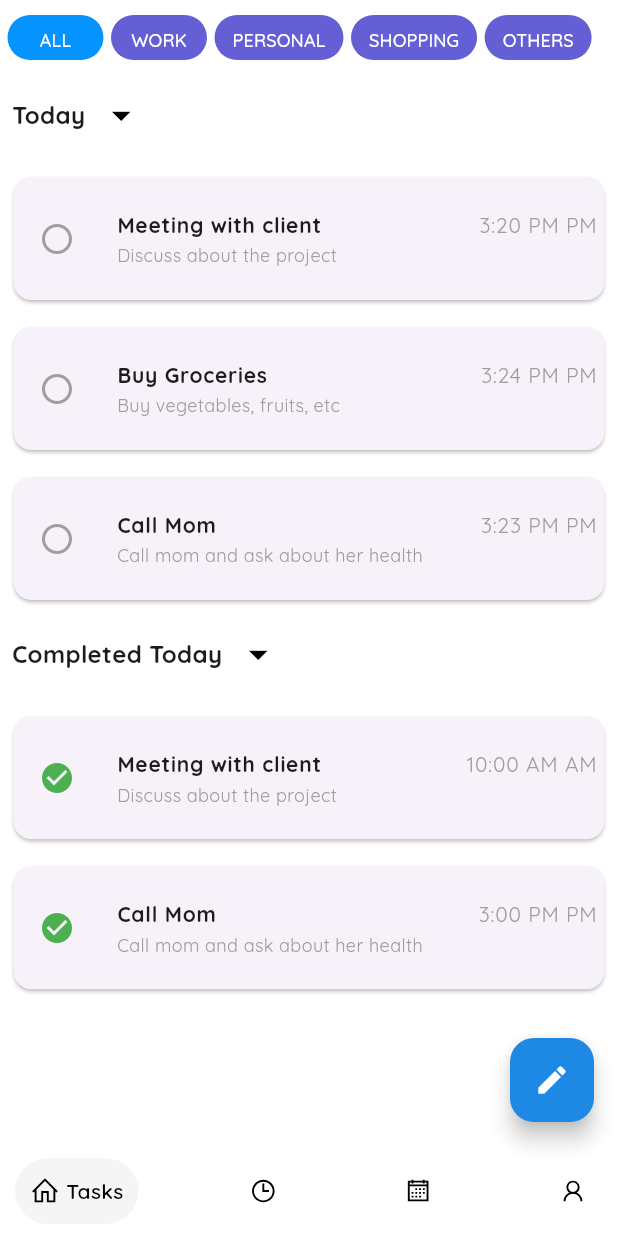
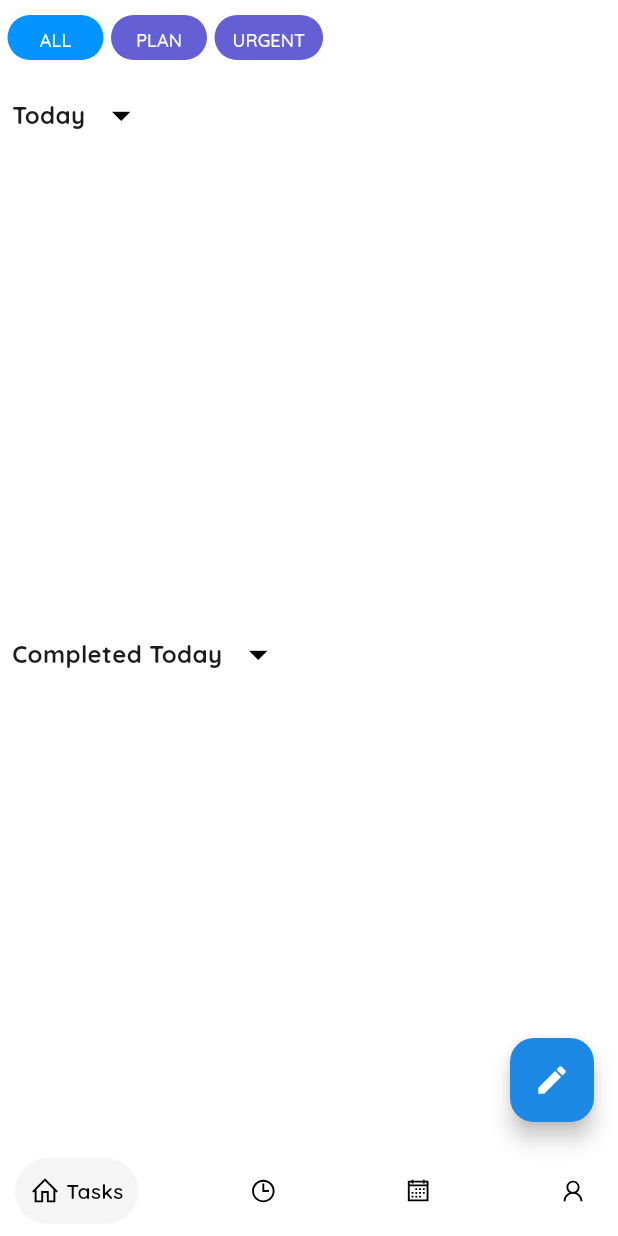
Before and after one commit to SamnangKong426/ussaa, a Flutter app: the screen it shows after launch, after a tap on "CONTINUE >>>", on a phone screen of 412 x 824 dp. Run offline on Flutter 3.47's test engine with Material 3 defaults, Android fonts, the light colour scheme and no system bars; drawn by our look-alikes of google_nav_bar; our stand-ins replace awesome_notifications, google_fonts, line_icons, sqflite, table_calendar; accounts and stored records are empty.

Commit message:
implement sqflite =)

```diff
--- a/lib/main.dart
+++ b/lib/main.dart
@@ -1,13 +1,16 @@
 import 'package:flutter/material.dart';
 import 'package:google_fonts/google_fonts.dart';
 import 'package:ussaa/screens/intro_screen.dart';
+import 'package:ussaa/services/database_service.dart';
 import 'package:ussaa/services/notification_service.dart';
 
 void main() async {
+  runApp(const MyApp());
+  /* Initialize Database */
+  await AppDatabase.instance.database;
   /* Initialize the notification service */
   WidgetsFlutterBinding.ensureInitialized();
   await NotificationService.initializeNotification();
-  runApp(const MyApp());
 }
 
 class MyApp extends StatelessWidget {
--- a/lib/models/task_model.dart
+++ b/lib/models/task_model.dart
@@ -1,86 +1,123 @@
 import 'package:flutter/material.dart';
-import 'package:uuid/uuid.dart';
 
-var uuid = Uuid();
+enum TaskType { today, planned, urgent }
 
-enum TaskCategory {
-  Work,
-  Personal,
-  Study,
-  Health,
+extension TaskTypeExtension on TaskType {
+  String get name {
+    switch (this) {
+      case TaskType.today:
+        return 'Today';
+      case TaskType.planned:
+        return 'Planned';
+      case TaskType.urgent:
+        return 'Urgent';
+      default:
+        return '';
+    }
+  }
+
+  static TaskType getTaskType(String taskType) {
+    switch (taskType) {
+      case 'Today':
+        return TaskType.today;
+      case 'Planned':
+        return TaskType.planned;
+      case 'Urgent':
+        return TaskType.urgent;
+      default:
+        return TaskType.today;
+    }
+  }
 }
 
-class TaskModel {
-  final String id;
+const String tableName = 'tasks';
+const String idField = '_id';
+const String titleField = 'title';
+const String descriptionField = 'description';
+const String dueDateField = 'due_date';
+const String taskTypeField = 'task_type';
+const String isDoneField = 'is_done';
+
+const List<String> TaskColumns = [
+  idField,
+  titleField,
+  descriptionField,
+  dueDateField,
+  taskTypeField,
+  isDoneField,
+];
+
+const String boolType = "BOOLEAN NOT NULL";
+const String idType = "INTEGER PRIMARY KEY AUTOINCREMENT";
+const String textTypeNullable = "TEXT";
+const String textType = "TEXT NOT NULL";
+
+class Task {
+  final int? id;
   final String title;
-  final String description;
-  final DateTime date;
-  final TimeOfDay startTime;
-  final TimeOfDay endTime;
-  final TaskCategory category;
-  bool isCompleted;
+  final String? description;
+  final DateTime dueDate;
+  final TaskType taskType;
+  final bool isDone;
 
-  TaskModel({
-    String? id,
+  const Task({
+    this.id,
     required this.title,
-    required this.description,
-    required this.date,
-    required this.startTime,
-    required this.endTime,
-    required this.category,
-    this.isCompleted = false,
-  }) : id = id ?? uuid.v4();
+    this.description,
+    required this.dueDate,
+    required this.taskType,
+    this.isDone = false,
+  });
+
+  static Task fromjson(Map<String, dynamic> json) {
+    return Task(
+      id: json[idField] as int?,
+      title: json[titleField] as String,
+      description: json[descriptionField] as String?,
+      dueDate: DateTime.parse(json[dueDateField] as String),
+      taskType: TaskTypeExtension.getTaskType(json[taskTypeField] as String),
+      isDone: json[isDoneField] == 1,
+    );
+  }
+
+  Map<String, dynamic> toJson() => {
+        idField: id,
+        titleField: title,
+        descriptionField: description,
+        dueDateField: dueDate.toIso8601String(),
+        taskTypeField: taskType.name,
+        isDoneField: isDone ? 1 : 0,
+      };
+
+  Task copyWith({
+    int? id,
+    String? title,
+    String? description,
+    DateTime? dueDate,
+    TaskType? taskType,
+    bool? isDone,
+  }) {
+    return Task(
+      id: id ?? this.id,
+      title: title ?? this.title,
+      description: description ?? this.description,
+      dueDate: dueDate ?? this.dueDate,
+      taskType: taskType ?? this.taskType,
+      isDone: isDone ?? this.isDone,
+    );
+  }
+
+  static Task fromJson(Map<String, dynamic> json) => Task(
+        id: json[idField] as int?,
+        title: json[titleField] as String,
+        description: json[descriptionField] as String?,
+        dueDate: DateTime.parse(json[dueDateField] as String),
+        taskType: TaskTypeExtension.getTaskType(json[taskTypeField] as String),
+        isDone: json[isDoneField] == 1,
+      );
 
   @override
   String toString() {
-    return 'TaskModel{id: $id, title: $title, description: $description, date: $date, startTime: $startTime, endTime: $endTime, category: $category, isCompleted: $isCompleted}';
+    return 'Task{id: $id, title: $title, description: $description, dueDate: $dueDate, taskType: $taskType, isDone: $isDone}';
   }
 }
-
-List<TaskModel> taskList = [
-  TaskModel(
-    title: 'Meeting with client',
-    description: 'Discuss about the project',
-    date: DateTime.now(),
-    startTime: TimeOfDay(hour: 15, minute: 20),
-    endTime: TimeOfDay(hour: 11, minute: 0),
-    category: TaskCategory.Work,
-    isCompleted: false,
-  ),
-  TaskModel(
-    title: 'Buy Groceries',
-    description: 'Buy vegetables, fruits, etc',
-    date: DateTime.now(),
-    startTime: TimeOfDay(hour: 15, minute: 24),
-    endTime: TimeOfDay(hour: 13, minute: 0),
-    category: TaskCategory.Personal,
-    isCompleted: false,
-  ),
-  TaskModel(
-    title: 'Call Mom',
-    description: 'Call mom and ask about her health',
-    date: DateTime.now(),
-    startTime: TimeOfDay(hour: 15, minute: 23),
-    endTime: TimeOfDay(hour: 15, minute: 30),
-    category: TaskCategory.Personal,
-    isCompleted: false,
-  ),
-  TaskModel(
-    title: 'Meeting with client',
-    description: 'Discuss about the project',
-    date: DateTime.now(),
-    startTime: TimeOfDay(hour: 10, minute: 0),
-    endTime: TimeOfDay(hour: 11, minute: 0),
-    category: TaskCategory.Work,
-    isCompleted: true,
-  ),
-  TaskModel(
-    title: 'Call Mom',
-    description: 'Call mom and ask about her health',
-    date: DateTime.now(),
-    startTime: TimeOfDay(hour: 15, minute: 0),
-    endTime: TimeOfDay(hour: 15, minute: 30),
-    category: TaskCategory.Personal,
-    isCompleted: true,
-  ),
-];
--- a/lib/screens/calendar_screen.dart
+++ b/lib/screens/calendar_screen.dart
@@ -20,12 +20,12 @@ class _CalendarScreenState extends State<CalendarScreen> {
   @override
   Widget build(BuildContext context) {
     return Padding(
-      padding: const EdgeInsets.all(20),
+      padding: const EdgeInsets.all(8),
       child: Column(
         crossAxisAlignment: CrossAxisAlignment.start,
         children: [
           const Text('< Calendar >',
-              style: TextStyle(fontSize: 24, fontWeight: FontWeight.bold)),
+              style: TextStyle(fontSize: 16, fontWeight: FontWeight.bold)),
           const SizedBox(height: 16),
           TableCalendar(
             locale: 'en_US',
--- a/lib/screens/home_screen.dart
+++ b/lib/screens/home_screen.dart
@@ -2,6 +2,7 @@ import 'package:flutter/material.dart';
 import 'package:ussaa/models/task_model.dart';
 import 'package:ussaa/screens/task_screen.dart';
 import 'package:ussaa/screens/timer_screen.dart';
+import 'package:ussaa/services/database_service.dart';
 import 'package:ussaa/widgets/new_task.dart';
 import 'package:google_nav_bar/google_nav_bar.dart';
 import 'package:line_icons/line_icons.dart';
@@ -17,19 +18,29 @@ class HomeScreen extends StatefulWidget {
 
 class _HomeScreenState extends State<HomeScreen> {
   int _selectedIndex = 0;
-  final List<TaskModel> _taskList = taskList;
+  List<Task> tasks = [];
+  final AppDatabase db = AppDatabase.instance;
+
+  @override
+  void initState() {
+    super.initState();
+    refreshTaskList();
+  }
+
+  Future<void> refreshTaskList() async {
+    final List<Task?> taskList = await db.readAllTasks();
+    setState(() {
+      tasks = taskList.where((task) => task != null).cast<Task>().toList();
+      _screenList[0] = TaskScreen(taskList: tasks);
+    });
+  }
+
   final List<Widget> _screenList = [
-    TaskScreen(taskList: taskList),
+    const TaskScreen(taskList: []),
     const TimerScreen(),
     const CalendarScreen(),
     ProfileScreen(),
   ];
-
-  void _updateScreenList() {
-    setState(() {
-      _screenList[0] = TaskScreen(taskList: _taskList);
-    });
-  }
 
   @override
   Widget build(BuildContext context) {
@@ -39,44 +50,39 @@ class _HomeScreenState extends State<HomeScreen> {
           index: _selectedIndex,
           children: _screenList,
         ),
-        bottomNavigationBar: BottomNavBar(),
-        floatingActionButton: _selectedIndex == 0
-            ? FloatingActionButton(
-                backgroundColor: Colors.blue.shade600,
-                onPressed: _createTask,
-                child: const Icon(Icons.create, color: Colors.white),
-              )
-            : null,
+        bottomNavigationBar: _buildBottomNavBar(),
+        floatingActionButton: _selectedIndex == 0 ? _buildAddTaskButton() : null,
       ),
     );
   }
 
-  Future<void> _createTask() async {
-    TaskModel task = TaskModel(
+  Widget _buildAddTaskButton() {
+    return FloatingActionButton(
+      backgroundColor: Colors.blue.shade600,
+      onPressed: () async {
+        Task task = Task(
           title: '',
           description: '',
-      category: TaskCategory.Work,
-      date: DateTime.now(),
-      startTime: TimeOfDay.now(),
-      endTime: TimeOfDay.now(),
+          taskType: TaskType.today,
+          dueDate: DateTime.now(),
         );
-    final result = await Navigator.push<TaskModel>(
+        final result = await Navigator.push<Task>(
             context,
             MaterialPageRoute(
                 builder: (context) => NewTask(
                       taskmode: TaskMode.creating,
                       task: task,
                     )));
-    print(result);
         if (result != null) {
-      setState(() {
-        _taskList.add(result);
-        _updateScreenList();
-      });
+          await db.createTask(result);
+          await refreshTaskList();
         }
+      },
+      child: const Icon(Icons.create, color: Colors.white),
+    );
   }
 
-  BottomNavBar() {
+  Widget _buildBottomNavBar() {
     return Padding(
       padding: const EdgeInsets.symmetric(horizontal: 10.0, vertical: 8),
       child: GNav(
--- a/lib/screens/profile_screen.dart
+++ b/lib/screens/profile_screen.dart
@@ -16,7 +16,7 @@ class ProfileScreen extends StatelessWidget {
       var task = entry.value;
       return Expanded(
         child: Container(
-          padding: const EdgeInsets.all(20),
+          padding: const EdgeInsets.all(8),
           margin: EdgeInsets.only(right: i < tasksOverview.length - 1 ? 10 : 0),
           decoration: BoxDecoration(
             color: task['color'],
@@ -26,9 +26,9 @@ class ProfileScreen extends StatelessWidget {
             children: [
               Text(task['count'],
                   style: const TextStyle(
-                      fontSize: 24, fontWeight: FontWeight.bold)),
+                      fontSize: 12, fontWeight: FontWeight.bold)),
               const SizedBox(height: 10),
-              Text(task['title'], style: const TextStyle(fontSize: 16)),
+              Text(task['title'], style: const TextStyle(fontSize: 12)),
             ],
           ),
         ),
@@ -47,17 +47,17 @@ class ProfileScreen extends StatelessWidget {
             child: Image.asset(avatarImg),
           ),
         ),
-        const SizedBox(width: 20),
+        const SizedBox(width: 10),
         const Expanded(
           child: Column(
             crossAxisAlignment: CrossAxisAlignment.start,
             children: [
               Text(
                 'John Doe',
-                style: TextStyle(fontSize: 20, fontWeight: FontWeight.bold),
+                style: TextStyle(fontSize: 16, fontWeight: FontWeight.bold),
               ),
               SizedBox(height: 10),
-              Text('Nothing is impossible', style: TextStyle(fontSize: 13)),
+              Text('Nothing is impossible', style: TextStyle(fontSize: 12)),
             ],
           ),
         ),
@@ -69,18 +69,20 @@ class ProfileScreen extends StatelessWidget {
       crossAxisAlignment: CrossAxisAlignment.start,
       children: <Widget>[
         AppBar(
-          title: const Text('Profile'),
+          title: const Text('Profile',
+              style: TextStyle(color: Colors.black, fontSize: 16)),
           backgroundColor: Colors.transparent,
         ),
         Padding(
           padding: const EdgeInsets.all(8.0),
           child: Column(
+            crossAxisAlignment: CrossAxisAlignment.start,
             children: [
               profileAvatar,
-              const SizedBox(height: 20),
+              const SizedBox(height: 10),
               const Text('Tasks Overview',
-                  style: TextStyle(fontSize: 20, fontWeight: FontWeight.bold)),
-              const SizedBox(height: 20),
+                  style: TextStyle(fontSize: 14, fontWeight: FontWeight.bold)),
+              const SizedBox(height: 10),
               Row(
                 mainAxisAlignment: MainAxisAlignment.spaceBetween,
                 children: [
--- a/lib/screens/task_screen.dart
+++ b/lib/screens/task_screen.dart
@@ -1,5 +1,7 @@
 import 'package:flutter/material.dart';
+import 'package:sqflite/sqflite.dart';
 import 'package:ussaa/models/task_model.dart';
+import 'package:ussaa/services/database_service.dart';
 import 'package:ussaa/widgets/category_button.dart';
 import 'package:ussaa/widgets/new_task.dart';
 import 'package:ussaa/widgets/task_list.dart';
@@ -7,8 +9,7 @@ import 'dart:async';
 import 'package:ussaa/services/notification_service.dart';
 
 class TaskScreen extends StatefulWidget {
-  final List<TaskModel> taskList;
-
+  final List<Task> taskList;
   const TaskScreen({super.key, required this.taskList});
 
   @override
@@ -16,21 +17,25 @@ class TaskScreen extends StatefulWidget {
 }
 
 class _TaskScreenState extends State<TaskScreen> {
+  TaskType selectedCategory = TaskType.today;
+   final AppDatabase db = AppDatabase.instance;
+
   final List<List<dynamic>> category = [
-    ['ALL', true],
-    ['WORK', false],
-    ['PERSONAL', false],
-    ['SHOPPING', false],
-    ['OTHERS', false],
+    ['ALL', TaskType.today],
+    ['PLAN', TaskType.planned],
+    ['URGENT', TaskType.urgent],
+    // Add other categories as needed
   ];
 
   List<Widget> getCategoryButtons() {
     return category.map((category) {
       return CategoryButton(
         categoryName: category[0] as String,
-        isActive: category[1] as bool,
+        isActive: selectedCategory == category[1],
         onPressed: () {
-          print("Button clicked: ${category[0]}");
+          setState(() {
+            selectedCategory = category[1] as TaskType;
+          });
         },
       );
     }).toList();
@@ -42,15 +47,14 @@ class _TaskScreenState extends State<TaskScreen> {
   bool _isCompletedTaskTodayShow = true;
   IconData _iconCompletedTaks = Icons.arrow_drop_down;
 
-  void _toggle_task_today() {
+  void _showTaskToday() {
     setState(() {
       _isTaskTodayShow = !_isTaskTodayShow;
-      _iconTask =
-          _isTaskTodayShow ? Icons.arrow_drop_up : Icons.arrow_drop_down;
+      _iconTask = _isTaskTodayShow ? Icons.arrow_drop_up : Icons.arrow_drop_down;
     });
   }
 
-  void _toggle_completed_task_today() {
+  void _showCompletedTaskToday() {
     setState(() {
       _isCompletedTaskTodayShow = !_isCompletedTaskTodayShow;
       _iconCompletedTaks = _isCompletedTaskTodayShow
@@ -59,40 +63,40 @@ class _TaskScreenState extends State<TaskScreen> {
     });
   }
 
-  void completeTask(TaskModel task) {
+  void completeTask(Task task) {
     setState(() {
       int index = widget.taskList.indexWhere((t) => t.id == task.id);
       if (index != -1) {
-        widget.taskList[index].isCompleted =
-            !widget.taskList[index].isCompleted;
+        widget.taskList[index] = task.copyWith(isDone: !task.isDone);
+        db.updateTask(widget.taskList[index]);
       }
     });
   }
 
-  Future<void> updateTask(TaskModel editingTask) async {
-    final result = await Navigator.push<TaskModel>(
+  Future<void> updateTask(Task editingTask) async {
+    final result = await Navigator.push<Task>(
         context,
         MaterialPageRoute(
             builder: (context) => NewTask(
                   taskmode: TaskMode.editing,
                   task: editingTask,
                 )));
-    print(result);
     if (result != null) {
       setState(() {
-        // Update the task in the list
         int index =
             widget.taskList.indexWhere((task) => task.id == editingTask.id);
         if (index != -1) {
           widget.taskList[index] = result;
+          db.updateTask(result);
         }
       });
     }
   }
 
-  void deleteTask(TaskModel task) {
+  void deleteTask(Task task) {
     setState(() {
       widget.taskList.removeWhere((t) => t.id == task.id);
+      db.deleteTask(task);
     });
 
     ScaffoldMessenger.of(context).showSnackBar(
@@ -117,7 +121,7 @@ class _TaskScreenState extends State<TaskScreen> {
   }
 
   void startTaskNotificationTimer() {
-    Timer.periodic(Duration(minutes: 1), (timer) {
+    Timer.periodic(const Duration(minutes: 1), (timer) {
       checkTaskStartTime();
     });
   }
@@ -125,18 +129,18 @@ class _TaskScreenState extends State<TaskScreen> {
   void checkTaskStartTime() {
     DateTime now = DateTime.now();
     for (var task in widget.taskList) {
-      if (!task.isCompleted && task.startTime != null) {
+      if (!task.isDone) {
         DateTime taskStartTime = DateTime(
           now.year,
           now.month,
           now.day,
-          task.startTime.hour,
-          task.startTime.minute,
+          task.dueDate.hour,
+          task.dueDate.minute,
         );
         if (taskStartTime.difference(now).inMinutes <= 1 &&
-            taskStartTime.day == task.date.day &&
-            taskStartTime.month == task.date.month &&
-            taskStartTime.year == task.date.year) {
+            taskStartTime.day == task.dueDate.day &&
+            taskStartTime.month == task.dueDate.month &&
+            taskStartTime.year == task.dueDate.year) {
           NotificationService.showNotification(
             title: 'Task Reminder',
             body:
@@ -176,7 +180,7 @@ class _TaskScreenState extends State<TaskScreen> {
               IconButton(
                 icon: Icon(_iconTask, color: Colors.black, size: 30),
                 onPressed: () {
-                  _toggle_task_today();
+                  _showTaskToday();
                 },
               ),
             ],
@@ -185,7 +189,7 @@ class _TaskScreenState extends State<TaskScreen> {
         if (_isTaskTodayShow)
           Flexible(
             child: TaskList(
-                taskList: widget.taskList,
+                taskList: widget.taskList.where((task) => task.taskType == selectedCategory).toList(),
                 completeTaskList: completeTask,
                 updateTaskList: updateTask,
                 deleteTaskList: deleteTask,
@@ -205,7 +209,7 @@ class _TaskScreenState extends State<TaskScreen> {
               IconButton(
                 icon: Icon(_iconCompletedTaks, color: Colors.black, size: 30),
                 onPressed: () {
-                  _toggle_completed_task_today();
+                  _showCompletedTaskToday();
                 },
               ),
             ],
@@ -214,7 +218,7 @@ class _TaskScreenState extends State<TaskScreen> {
         if (_isCompletedTaskTodayShow)
           Flexible(
             child: TaskList(
-              taskList: widget.taskList,
+              taskList: widget.taskList.where((task) => task.taskType == selectedCategory).toList(),
               completeTaskList: completeTask,
               updateTaskList: updateTask,
               deleteTaskList: deleteTask,
--- /dev/null
+++ b/lib/services/database_service.dart
@@ -0,0 +1,75 @@
+import 'package:sqflite/sqflite.dart';
+import 'package:sqflite/sqlite_api.dart';
+import 'package:path/path.dart';
+import 'package:ussaa/models/task_model.dart';
+
+const String fileName = 'tasks_database.db';
+
+class AppDatabase {
+  AppDatabase._init();
+
+  static final AppDatabase instance = AppDatabase._init();
+
+  static Database? _database;
+
+  Future<Database> get database async {
+    if (_database != null) return _database!;
+    _database = await _initializeDB(fileName);
+    return _database!;
+  }
+
+  Future _createDB(Database db, int version) async {
+    await db.execute('''
+      CREATE TABLE $tableName (
+        $idField $idType,
+        $titleField $textType,
+        $descriptionField $textTypeNullable,
+        $dueDateField $textType,
+        $taskTypeField $textType,
+        $isDoneField $boolType
+      )
+    ''');
+  }
+
+  Future<Database> _initializeDB(String fileName) async {
+    String dbpath = await getDatabasesPath();
+    final path = join(dbpath, fileName);
+    return await openDatabase(path, version: 1, onCreate: _createDB);
+  }
+
+  Future<Task> createTask(Task task) async {
+    final db = await instance.database;
+    final id = await db.insert(tableName, task.toJson());
+    return task.copyWith(id: id);
+  }
+
+  Future<List<Task?>> readAllTasks() async {
+    final db = await instance.database;
+    final result = await db.query(tableName, orderBy: '$dueDateField DESC');
+    return result.map((json) => Task.fromJson(json)).toList();
+  }
+
+  Future<void> close() async {
+    final db = await instance.database;
+    db.close();
+  }
+
+  Future<void> updateTask(Task task) async {
+    final db = await instance.database;
+    await db.update(
+      tableName,
+      task.toJson(),
+      where: '$idField = ?',
+      whereArgs: [task.id],
+    );
+  }
+
+  Future<void> deleteTask(Task task) async {
+    final db = await instance.database;
+    await db.delete(
+      tableName,
+      where: '$idField = ?',
+      whereArgs: [task.id],
+    );
+  }
+}
--- a/lib/widgets/category_button.dart
+++ b/lib/widgets/category_button.dart
@@ -22,11 +22,11 @@ class CategoryButton extends StatelessWidget {
   final VoidCallback onPressed;
 
   const CategoryButton({
-    Key? key,
+    super.key,
     required this.categoryName,
     required this.isActive,
     required this.onPressed,
-  }) : super(key: key);
+  });
 
   @override
   Widget build(BuildContext context) {
--- a/lib/widgets/task_list.dart
+++ b/lib/widgets/task_list.dart
@@ -7,8 +7,8 @@ enum TaskListMode {
 }
 
 class TaskList extends StatelessWidget {
-  final List<TaskModel> taskList;
-  final Function(TaskModel) completeTaskList;
+  final List<Task> taskList;
+  final Function(Task) completeTaskList;
   final Function updateTaskList;
   final Function deleteTaskList;
   final TaskListMode mode;
@@ -26,8 +26,8 @@ class TaskList extends StatelessWidget {
   Widget build(BuildContext context) {
     final filteredTaskList = taskList.where((task) {
       return mode == TaskListMode.completed
-          ? task.isCompleted
-          : !task.isCompleted;
+          ? task.isDone
+          : !task.isDone;
     }).toList();
 
     return ListView.builder(
@@ -39,10 +39,10 @@ class TaskList extends StatelessWidget {
             child: ListTile(
               leading: IconButton(
                 icon: Icon(
-                  filteredTaskList[index].isCompleted
+                  filteredTaskList[index].isDone
                       ? Icons.check_circle
                       : Icons.radio_button_unchecked,
-                  color: filteredTaskList[index].isCompleted
+                  color: filteredTaskList[index].isDone
                       ? Colors.green
                       : Colors.grey,
                 ),
@@ -68,7 +68,7 @@ class TaskList extends StatelessWidget {
                   ),
                   const Spacer(),
                   Text(
-                    '${filteredTaskList[index].startTime.format(context)} ${filteredTaskList[index].startTime.period == DayPeriod.am ? 'AM' : 'PM'}',
+                    '${filteredTaskList[index].dueDate.toString().split(' ')[0]} ${TimeOfDay.fromDateTime(filteredTaskList[index].dueDate).format(context)}',
                     style: const TextStyle(
                       fontSize: 14,
                       color: Colors.grey,
@@ -76,7 +76,7 @@ class TaskList extends StatelessWidget {
                   ),
                 ],
               ),
-              subtitle: Text(filteredTaskList[index].description,
+              subtitle: Text(filteredTaskList[index].description ?? '',
                   style: const TextStyle(
                     fontSize: 12,
                     color: Colors.grey,
--- a/pubspec.yaml
+++ b/pubspec.yaml
@@ -43,6 +43,8 @@ dependencies:
   uuid: ^4.5.1
   awesome_notifications: ^0.10.0
   palette_generator: ^0.3.3+5
+  sqflite: ^2.4.1
+  flutter_hooks: ^0.20.5
 
 dev_dependencies:
   flutter_test:
```
Also changed, not shown: lib/widgets/new_task.dart (+75 -116 lines), widgets/new_task.dart (+7 -6 lines), pubspec.lock, 2 other files. Lines whose indentation alone changed are shown as unchanged.
